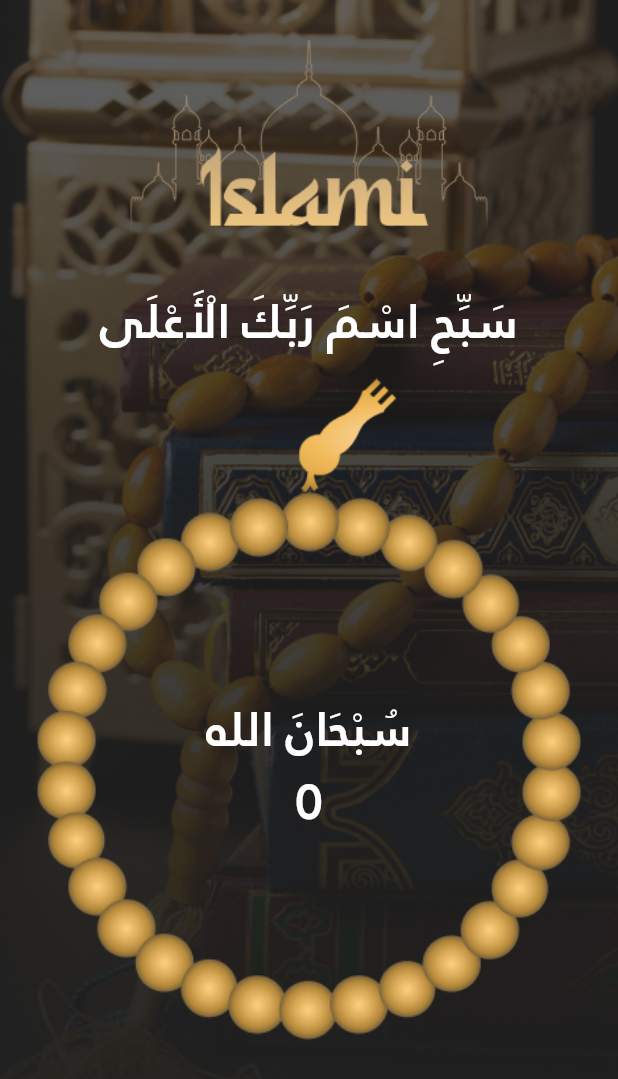
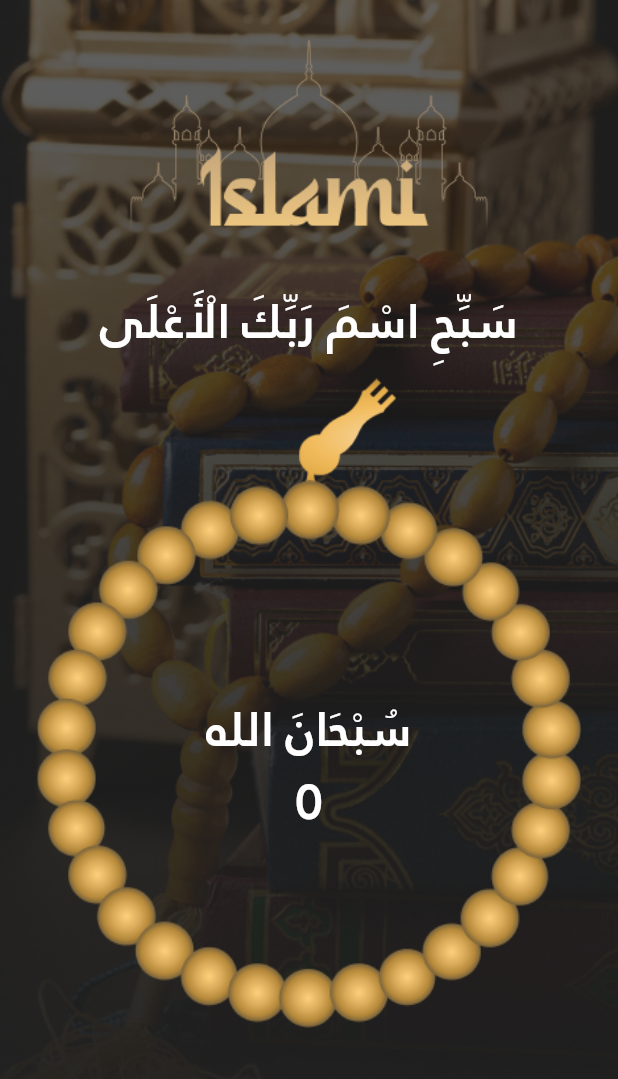
Before and after one commit to Abdallahakl17/Ishraq, a Flutter app: the SebhaScreen screen opened directly, on a phone screen of 412 x 824 dp. Shown: the top 1079 px of the screen. Run offline on Flutter 3.47's test engine with Material 3 defaults, Android fonts, the phone set to English and light mode, and no system bars; our stand-ins replace flutter_screenutil, shared_preferences; accounts and stored records are empty.

Commit message:
-m"Refactor (Sebha tab): body Image and head image counter "

```diff
--- /dev/null
+++ b/devtools_options.yaml
@@ -0,0 +1,3 @@
+description: This file stores settings for Dart & Flutter DevTools.
+documentation: https://docs.flutter.dev/tools/devtools/extensions#configure-extension-enablement-states
+extensions:
--- a/lib/core/theme/app_theme/app_ligth_theme.dart
+++ b/lib/core/theme/app_theme/app_ligth_theme.dart
@@ -126,7 +126,7 @@
       fontWeight: FontWeight.bold,
       color: AppColorsLigth.white,
     ),
-    contentPadding: EdgeInsets.symmetric(horizontal: 16.w, vertical: 8.h),
+    contentPadding: EdgeInsets.symmetric(horizontal: 8.w, vertical: 8.h),
   ),
 
   dividerTheme: DividerThemeData(
--- a/lib/features/home/tabs/sebha_screen.dart
+++ b/lib/features/home/tabs/sebha_screen.dart
@@ -83,11 +83,14 @@
                       child: InkWell(
                         onTap: changedSebha,
                         child: FittedBox(
-                          child: Image.asset(
-                            fit: BoxFit.cover,
-                            AppAssetsImages.sebhaBodyImage,
+                          child: Transform.translate(
+                            offset: Offset(0, -8),
+                            child: Image.asset(
+                              fit: BoxFit.cover,
+                              AppAssetsImages.sebhaBodyImage,
 
-                            height: 381.w,
+                              height: 381.w,
+                            ),
                           ),
                         ),
                       ),
```
